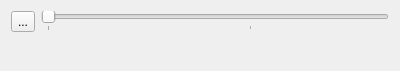
hippich/recorditnow, file src/ui/timeline.ui: the form before one commit.
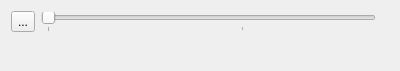
The form after the commit. Custom widgets are drawn as their Qt base class.

```diff
--- a/src/ui/timeline.ui
+++ b/src/ui/timeline.ui
@@ -42,6 +42,13 @@
        </property>
       </widget>
      </item>
+     <item>
+      <widget class="QLabel" name="timeLabel">
+       <property name="text">
+        <string/>
+       </property>
+      </widget>
+     </item>
     </layout>
    </item>
    <item>
```
